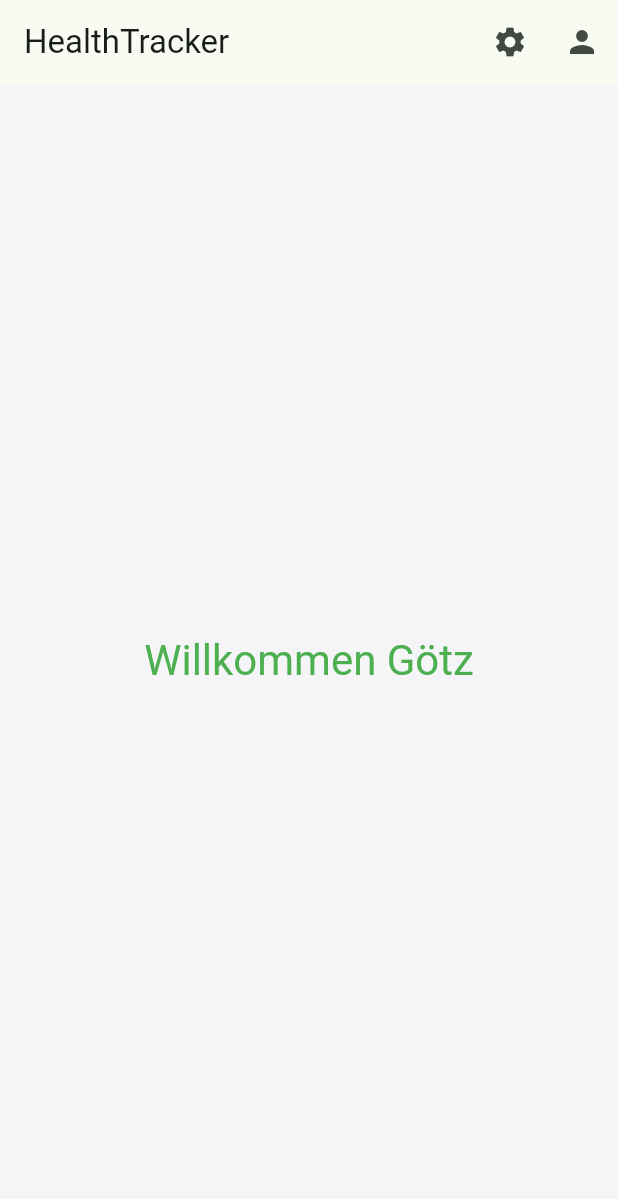
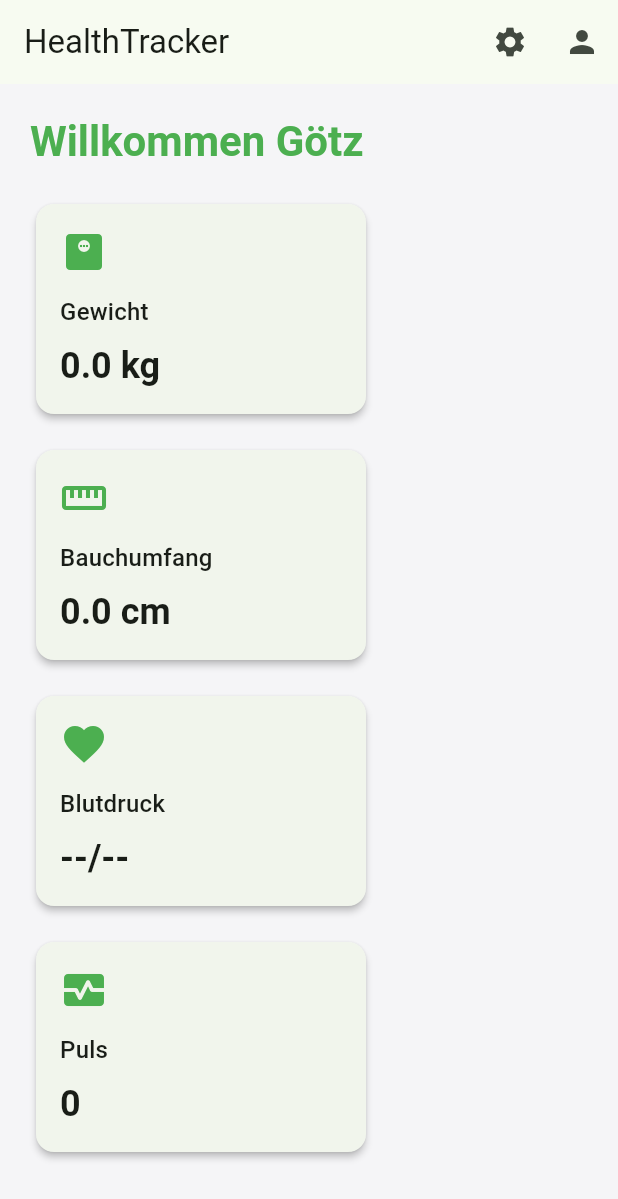
Before and after one commit to Kessemeierhealth/health-tracker, a Flutter app: the screen it shows after launch, on a phone screen of 412 x 824 dp. Shown: the top 1199 px of the screen. Run offline on Flutter 3.47's test engine with Material 3 defaults, Android fonts, the phone set to English and light mode, and no system bars.

Commit message:
M1.4 Dashboard mit Gesundheitskarten

```diff
--- a/lib/models/profile.dart
+++ b/lib/models/profile.dart
@@ -1,21 +1,40 @@
 import 'package:flutter/material.dart';
+import 'health_data.dart';
+import 'dashboard_settings.dart';
 
 class Profile {
   final String name;
   final Color color;
 
+  final HealthData healthData;
+  final DashboardSettings dashboardSettings;
+
   const Profile({
     required this.name,
     required this.color,
+    required this.healthData,
+    required this.dashboardSettings,
   });
 }
 
-const   goetz = Profile(
+final goetz = Profile(
   name: "Götz",
   color: Colors.green,
+  healthData: HealthData(
+    weight: 0,
+    waistCircumference: 0,
+    pulse: 0,
+  ),
+  dashboardSettings: DashboardSettings(),
 );
 
-const christin  = Profile(
+final christin = Profile(
   name: "Christin",
   color: Colors.black,
+  healthData: HealthData(
+    weight: 0,
+    waistCircumference: 0,
+    pulse: 0,
+  ),
+  dashboardSettings: DashboardSettings(),
 );
--- a/lib/views/dashboard_view.dart
+++ b/lib/views/dashboard_view.dart
@@ -0,0 +1,83 @@
+import 'package:flutter/material.dart';
+import '../models/profile.dart';
+import '../widgets/health_card.dart';
+
+class DashboardView extends StatelessWidget {
+  final Profile profile;
+
+  const DashboardView({
+    super.key,
+    required this.profile,
+  });
+
+  @override
+  Widget build(BuildContext context) {
+    final data = profile.healthData;
+
+    return SingleChildScrollView(
+      padding: const EdgeInsets.all(20),
+      child: Column(
+        crossAxisAlignment: CrossAxisAlignment.start,
+        children: [
+
+          Text(
+            "Willkommen ${profile.name}",
+            style: Theme.of(context)
+                .textTheme
+                .headlineMedium
+                ?.copyWith(
+                  color: profile.color,
+                  fontWeight: FontWeight.bold,
+                ),
+          ),
+
+          const SizedBox(height: 20),
+
+          Wrap(
+            spacing: 16,
+            runSpacing: 16,
+            children: [
+
+              HealthCard(
+                title: "Gewicht",
+                value: data.weight != null
+                    ? "${data.weight} kg"
+                    : "-- kg",
+                icon: Icons.monitor_weight,
+                color: profile.color,
+              ),
+
+              HealthCard(
+                title: "Bauchumfang",
+                value: data.waistCircumference != null
+                    ? "${data.waistCircumference} cm"
+                    : "-- cm",
+                icon: Icons.straighten,
+                color: profile.color,
+              ),
+
+              HealthCard(
+                title: "Blutdruck",
+                value: data.systolic != null
+                    ? "${data.systolic}/${data.diastolic}"
+                    : "--/--",
+                icon: Icons.favorite,
+                color: profile.color,
+              ),
+
+              HealthCard(
+                title: "Puls",
+                value: data.pulse != null
+                    ? "${data.pulse}"
+                    : "--",
+                icon: Icons.monitor_heart,
+                color: profile.color,
+              ),
+
+            ],
+          ),
+        ],
+      ),
+    );
+  }
+}
--- a/lib/views/main_view.dart
+++ b/lib/views/main_view.dart
@@ -1,5 +1,6 @@
 import 'package:flutter/material.dart';
 import '../models/profile.dart';
+import 'dashboard_view.dart';
 
 class MainView extends StatefulWidget {
   const MainView({super.key});
@@ -16,23 +17,28 @@ class _MainViewState extends State<MainView> {
     return Scaffold(
       appBar: AppBar(
         title: const Text("HealthTracker"),
+
         actions: [
           IconButton(
             icon: const Icon(Icons.settings),
             onPressed: () {},
           ),
+
           PopupMenuButton<Profile>(
             icon: const Icon(Icons.person),
+
             onSelected: (profile) {
               setState(() {
                 activeProfile = profile;
               });
             },
-            itemBuilder: (context) => const [
+
+            itemBuilder: (context) => [
               PopupMenuItem(
                 value: goetz,
                 child: Text("🟢 Götz"),
               ),
+
               PopupMenuItem(
                 value: christin,
                 child: Text("⚫ Christin"),
@@ -41,16 +47,9 @@ class _MainViewState extends State<MainView> {
           ),
         ],
       ),
-      body: Center(
-        child: Text(
-          "Willkommen ${activeProfile.name}",
-          style: Theme.of(context)
-              .textTheme
-              .headlineMedium
-              ?.copyWith(
-                color: activeProfile.color,
-              ),
-        ),
+
+      body: DashboardView(
+        profile: activeProfile,
       ),
     );
   }
--- /dev/null
+++ b/lib/widgets/health_card.dart
@@ -0,0 +1,55 @@
+import 'package:flutter/material.dart';
+
+class HealthCard extends StatelessWidget {
+  final String title;
+  final String value;
+  final IconData icon;
+  final Color color;
+
+  const HealthCard({
+    super.key,
+    required this.title,
+    required this.value,
+    required this.icon,
+    required this.color,
+  });
+
+  @override
+  Widget build(BuildContext context) {
+    return Card(
+      elevation: 2,
+      child: Container(
+        width: 220,
+        height: 140,
+        padding: const EdgeInsets.all(16),
+        child: Column(
+          crossAxisAlignment: CrossAxisAlignment.start,
+          children: [
+            Icon(
+              icon,
+              color: color,
+              size: 32,
+            ),
+            const SizedBox(height: 12),
+            Text(
+              title,
+              style: Theme.of(context)
+                  .textTheme
+                  .titleMedium,
+            ),
+            const SizedBox(height: 8),
+            Text(
+              value,
+              style: Theme.of(context)
+                  .textTheme
+                  .headlineSmall
+                  ?.copyWith(
+                    fontWeight: FontWeight.bold,
+                  ),
+            ),
+          ],
+        ),
+      ),
+    );
+  }
+}
```
Lines whose indentation alone changed are shown as unchanged.
